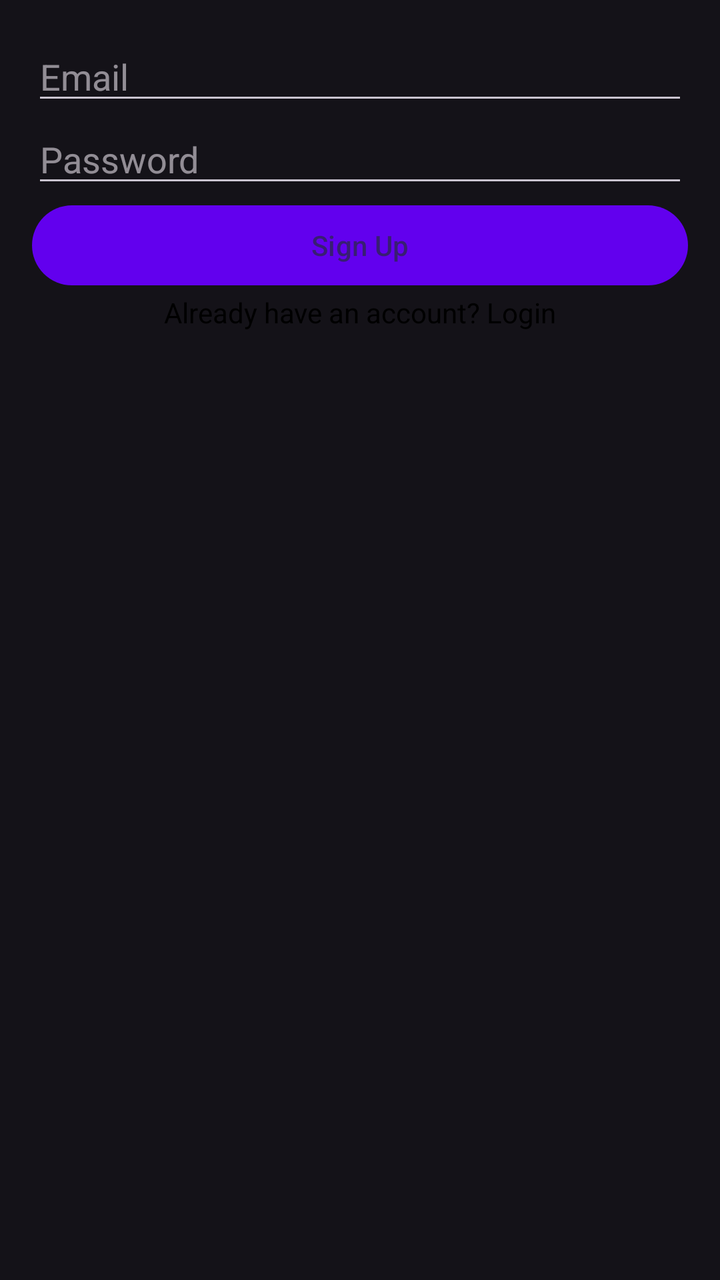
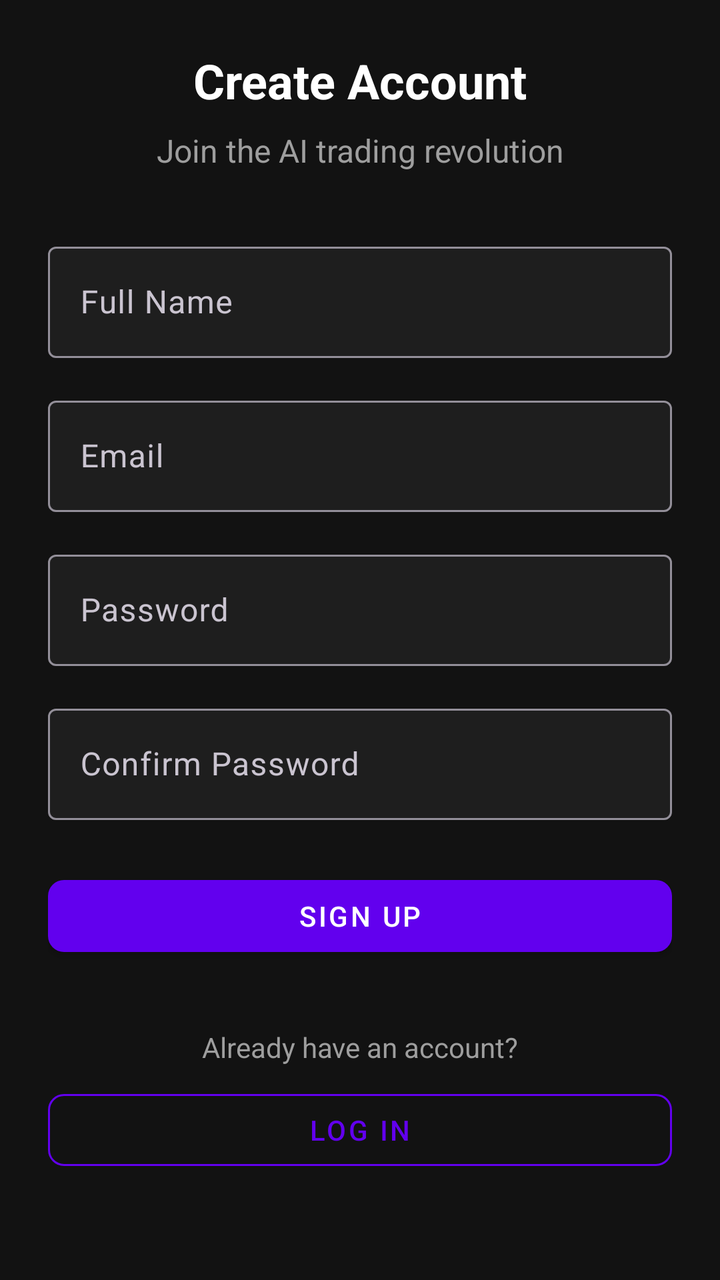

Screens rendered from an Android XML layout before and after an edit, with the pre-edit source and the edit as a unified diff.
<!-- AndroidManifest.xml: application theme Theme.TradeView -->
<!-- res/layout/activity_sign_up.xml -->
<?xml version="1.0" encoding="utf-8"?>
<LinearLayout xmlns:android="http://schemas.android.com/apk/res/android"
    android:layout_width="match_parent"
    android:layout_height="match_parent"
    android:orientation="vertical"
    android:padding="16dp">

    <EditText
        android:id="@+id/emailSignUp"
        android:layout_width="match_parent"
        android:layout_height="wrap_content"
        android:hint="Email"
        android:inputType="textEmailAddress" />

    <EditText
        android:id="@+id/passwordSignUp"
        android:layout_width="match_parent"
        android:layout_height="wrap_content"
        android:hint="Password"
        android:inputType="textPassword" />

    <Button
        android:id="@+id/btnSignUp"
        android:layout_width="match_parent"
        android:layout_height="wrap_content"
        android:text="Sign Up" />

    <ProgressBar
        android:id="@+id/progressBar"
        android:layout_width="wrap_content"
        android:layout_height="wrap_content"
        android:layout_gravity="center"
        android:visibility="gone" />

    <TextView
        android:layout_width="match_parent"
        android:layout_height="wrap_content"
        android:text="Already have an account? Login"
        android:gravity="center"
        android:textColor="@color/black"
        android:onClick="goToLogin" />
</LinearLayout>
<!-- resources referenced by this layout -->
<resources>
  <color name="black">#FF000000</color>
  <style name="Theme.TradeView" parent="Theme.Material3.Dark.NoActionBar">
          <item name="colorPrimary">@color/primary</item>
          <item name="colorPrimaryDark">@color/primary_dark</item>
          <item name="colorSecondary">@color/secondary</item>
          <item name="android:statusBarColor">@color/primary_dark</item>
          <item name="android:windowLightStatusBar">false</item>
      </style>
  <color name="primary">#6200EE</color>
  <color name="primary_dark">#3700B3</color>
  <color name="secondary">#03DAC6</color>
</resources>

<!-- the commit's change to res/layout/activity_sign_up.xml (unified diff, before → after) -->
@@ -1,42 +1,128 @@
 <?xml version="1.0" encoding="utf-8"?>
-<LinearLayout xmlns:android="http://schemas.android.com/apk/res/android"
+<ScrollView xmlns:android="http://schemas.android.com/apk/res/android"
+    xmlns:app="http://schemas.android.com/apk/res-auto"
     android:layout_width="match_parent"
     android:layout_height="match_parent"
-    android:orientation="vertical"
-    android:padding="16dp">
+    android:background="@color/dark_background"
+    android:fillViewport="true">
 
-    <EditText
-        android:id="@+id/emailSignUp"
+    <LinearLayout
         android:layout_width="match_parent"
         android:layout_height="wrap_content"
-        android:hint="Email"
-        android:inputType="textEmailAddress" />
+        android:orientation="vertical"
+        android:padding="24dp">
 
-    <EditText
-        android:id="@+id/passwordSignUp"
-        android:layout_width="match_parent"
-        android:layout_height="wrap_content"
-        android:hint="Password"
-        android:inputType="textPassword" />
+        <TextView
+            android:layout_width="match_parent"
+            android:layout_height="wrap_content"
+            android:text="Create Account"
+            android:textAlignment="center"
+            android:textColor="@color/white"
+            android:textSize="24sp"
+            android:textStyle="bold"/>
 
-    <Button
-        android:id="@+id/btnSignUp"
-        android:layout_width="match_parent"
-        android:layout_height="wrap_content"
-        android:text="Sign Up" />
+        <TextView
+            android:layout_width="match_parent"
+            android:layout_height="wrap_content"
+            android:layout_marginTop="8dp"
+            android:layout_marginBottom="32dp"
+            android:text="Join the AI trading revolution"
+            android:textAlignment="center"
+            android:textColor="@color/gray"
+            android:textSize="16sp"/>
 
-    <ProgressBar
-        android:id="@+id/progressBar"
-        android:layout_width="wrap_content"
-        android:layout_height="wrap_content"
-        android:layout_gravity="center"
-        android:visibility="gone" />
+        <com.google.android.material.textfield.TextInputLayout
+            android:layout_width="match_parent"
+            android:layout_height="wrap_content"
+            android:layout_marginBottom="16dp"
+            app:boxBackgroundColor="@color/card_background"
+            app:hintTextColor="@color/gray">
 
-    <TextView
-        android:layout_width="match_parent"
-        android:layout_height="wrap_content"
-        android:text="Already have an account? Login"
-        android:gravity="center"
-        android:textColor="@color/black"
-        android:onClick="goToLogin" />
-</LinearLayout>
+            <com.google.android.material.textfield.TextInputEditText
+                android:id="@+id/nameEditText"
+                android:layout_width="match_parent"
+                android:layout_height="wrap_content"
+                android:hint="Full Name"
+                android:textColor="@color/white"/>
+        </com.google.android.material.textfield.TextInputLayout>
+
+        <com.google.android.material.textfield.TextInputLayout
+            android:layout_width="match_parent"
+            android:layout_height="wrap_content"
+            android:layout_marginBottom="16dp"
+            app:boxBackgroundColor="@color/card_background"
+            app:hintTextColor="@color/gray">
+
+            <com.google.android.material.textfield.TextInputEditText
+                android:id="@+id/emailEditText"
+                android:layout_width="match_parent"
+                android:layout_height="wrap_content"
+                android:hint="Email"
+                android:inputType="textEmailAddress"
+                android:textColor="@color/white"/>
+        </com.google.android.material.textfield.TextInputLayout>
+
+        <com.google.android.material.textfield.TextInputLayout
+            android:layout_width="match_parent"
+            android:layout_height="wrap_content"
+            android:layout_marginBottom="16dp"
+            app:boxBackgroundColor="@color/card_background"
+            app:hintTextColor="@color/gray">
+
+            <com.google.android.material.textfield.TextInputEditText
+                android:id="@+id/passwordEditText"
+                android:layout_width="match_parent"
+                android:layout_height="wrap_content"
+                android:hint="Password"
+                android:inputType="textPassword"
+                android:textColor="@color/white"/>
+        </com.google.android.material.textfield.TextInputLayout>
+
+        <com.google.android.material.textfield.TextInputLayout
+            android:layout_width="match_parent"
+            android:layout_height="wrap_content"
+            android:layout_marginBottom="24dp"
+            app:boxBackgroundColor="@color/card_background"
+            app:hintTextColor="@color/gray">
+
+            <com.google.android.material.textfield.TextInputEditText
+                android:id="@+id/confirmPasswordEditText"
+                android:layout_width="match_parent"
+                android:layout_height="wrap_content"
+                android:hint="Confirm Password"
+                android:inputType="textPassword"
+                android:textColor="@color/white"/>
+        </com.google.android.material.textfield.TextInputLayout>
+
+        <Button
+            android:id="@+id/signUpButton"
+            android:layout_width="match_parent"
+            android:layout_height="wrap_content"
+            android:layout_marginBottom="16dp"
+            android:text="Sign up"
+            style="@style/PrimaryButton"/>
+
+        <TextView
+            android:layout_width="match_parent"
+            android:layout_height="wrap_content"
+            android:layout_marginTop="16dp"
+            android:text="Already have an account?"
+            android:textAlignment="center"
+            android:textColor="@color/gray"
+            android:textSize="14sp"/>
+        <ProgressBar
+            android:id="@+id/progressBar"
+            android:layout_width="wrap_content"
+            android:layout_height="wrap_content"
+            android:layout_gravity="center_horizontal"
+            android:layout_marginTop="16dp"
+            android:visibility="gone"/>
+        <Button
+            android:id="@+id/loginButton"
+            android:layout_width="match_parent"
+            android:layout_height="wrap_content"
+            android:layout_marginTop="8dp"
+            android:text="Log in"
+            style="@style/SecondaryButton"/>
+    </LinearLayout>
+</ScrollView>
<!-- resource entries referenced after the edit -->
@@ -1,6 +1,20 @@
 <!-- resources referenced by this layout -->
 <resources>
-  <color name="black">#FF000000</color>
+  <color name="card_background">#1E1E1E</color>
+  <color name="dark_background">#121212</color>
+  <color name="gray">#9E9E9E</color>
+  <color name="white">#FFFFFF</color>
+  <style name="PrimaryButton" parent="Widget.MaterialComponents.Button">
+          <item name="backgroundTint">@color/primary</item>
+          <item name="android:textColor">@color/white</item>
+          <item name="cornerRadius">8dp</item>
+      </style>
+  <style name="SecondaryButton" parent="Widget.MaterialComponents.Button.OutlinedButton">
+          <item name="android:textColor">@color/primary</item>
+          <item name="strokeColor">@color/primary</item>
+          <item name="strokeWidth">1dp</item>
+          <item name="cornerRadius">8dp</item>
+      </style>
   <style name="Theme.TradeView" parent="Theme.Material3.Dark.NoActionBar">
           <item name="colorPrimary">@color/primary</item>
           <item name="colorPrimaryDark">@color/primary_dark</item>
